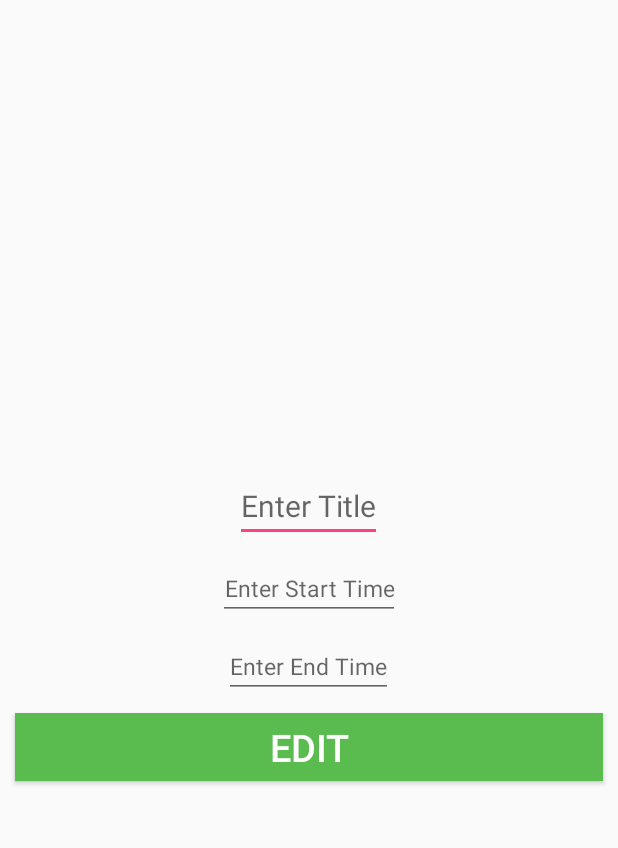
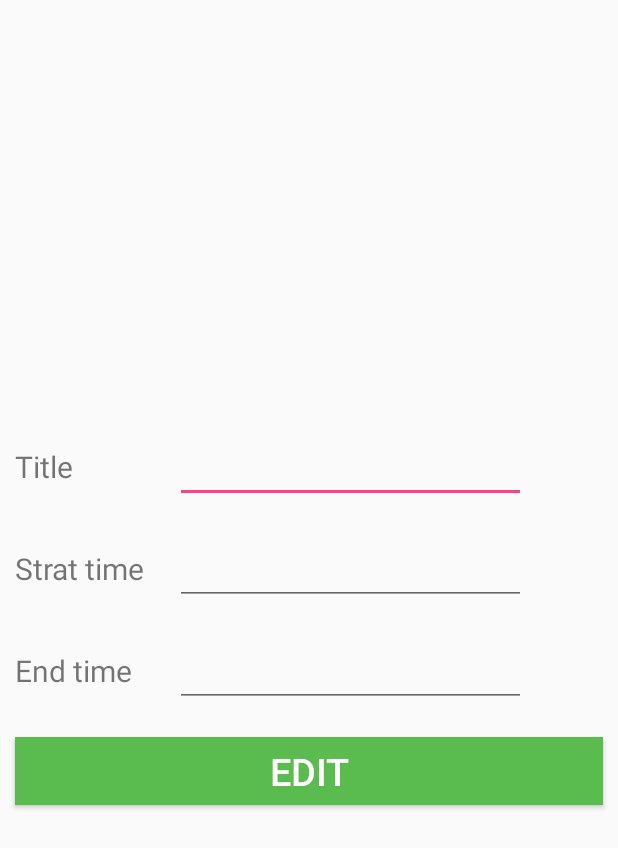
Before and after one commit to markzxx/Travlender, an Android app: the layout event.xml on its own in the app's theme, with its tools: preview values and no code run, on a phone screen of 412 x 824 dp. Shown: the top 848 px of the screen. Run offline under Robolectric (Android 15) with nearby library versions, the phone set to English and light mode, and no system bars.

Commit message:
ZXX 1027

```diff
--- a/app/src/main/AndroidManifest.xml
+++ b/app/src/main/AndroidManifest.xml
@@ -16,7 +16,9 @@
                 <category android:name="android.intent.category.LAUNCHER" />
             </intent-filter>
         </activity>
-        <activity android:name="cs309.travlender.ZSQ.EventActivity" />
+        <activity android:name="cs309.travlender.ZSQ.EventActivity"
+            android:theme="@android:style/Theme.Dialog" >
+        </activity>
         <activity android:name="cs309.travlender.ZXX.MainActivity">
             <intent-filter>
                 <action android:name="android.intent.action.MAIN" />
--- a/app/src/main/java/cs309/travlender/ZSQ/EventAdapter.java
+++ b/app/src/main/java/cs309/travlender/ZSQ/EventAdapter.java
@@ -48,10 +48,14 @@ public class EventAdapter extends BaseAdapter {
         TextView tvName= (TextView) view.findViewById(R.id.title);
         TextView tvStart= (TextView) view.findViewById(R.id.start);
         TextView tvEnd= (TextView) view.findViewById(R.id.end);
+        TextView tvId= (TextView) view.findViewById(R.id.id);
+        TextView tvAddTime= (TextView) view.findViewById(R.id.addtime);
 
         tvName.setText("Event Title  "+events.get(i).getTitle());
         tvStart.setText("Start Time  "+events.get(i).getStart());
         tvEnd.setText("End Time  "+events.get(i).getEnd());
+        tvId.setText("Id  "+events.get(i).getId());
+        tvAddTime.setText("Add Time  "+events.get(i).getAddtime());
         return view;
     }
 }
--- a/app/src/main/java/cs309/travlender/ZXX/EventManager.java
+++ b/app/src/main/java/cs309/travlender/ZXX/EventManager.java
@@ -46,8 +46,9 @@ public class EventManager implements EventManagerContract.Manager {
         this.event = event;
         SQLiteDatabase db = dbHelper.getWritableDatabase();
         ContentValues values=event.getValue();
+        String where = DatabaseContract.DBevent._ID+" = " + event.getId();
         String table_name = DatabaseContract.DBevent.TABLE_NAME;
-        db.update(table_name,values,null,null);
+        db.update(table_name,values,where,null);
         db.close();
     }
 
--- a/app/src/main/res/layout/event.xml
+++ b/app/src/main/res/layout/event.xml
@@ -1,39 +1,68 @@
 <?xml version="1.0" encoding="utf-8"?>
-<LinearLayout xmlns:android="http://schemas.android.com/apk/res/android"
+<TableLayout xmlns:android="http://schemas.android.com/apk/res/android"
     android:orientation="vertical"
     android:gravity="center"
     android:layout_width="match_parent"
     android:layout_height="match_parent">
+    <TableRow>
+    <TextView
+        android:id="@+id/title"
+        android:layout_width="match_parent"
+        android:layout_height="wrap_content"
+        android:layout_margin="10dp"
+        android:text="Title"
+        android:textSize="20sp" />
 
+        <EditText
+            android:id="@+id/event_name"
+            android:layout_width="234dp"
+            android:layout_height="wrap_content"
+            android:layout_margin="10dp"
+            android:layout_marginRight="@+id/title"
+            android:textColor="#5ABC4F"
+            android:textSize="20sp" />
+    </TableRow>
+    <TableRow>
+    <TextView
+        android:id="@+id/start"
+        android:text="Strat time"
+        android:textSize="20sp"
+        android:layout_margin="10dp"
+        android:layout_below="@+id/event_name"
+        android:layout_width="match_parent"
+        android:layout_height="wrap_content"/>
     <EditText
-        android:id="@+id/event_name"
-        android:hint="Enter Title"
-        android:gravity="center"
+        android:id="@+id/event_start"
+        android:layout_below="@+id/event_name"
         android:textSize="20sp"
         android:textColor="#5ABC4F"
-        android:layout_marginTop="20dp"
-        android:layout_width="wrap_content"
+        android:layout_marginRight="@+id/start"
+        android:layout_margin="10dp"
+        android:layout_width="match_parent"
         android:layout_height="wrap_content" />
-    <EditText
-        android:id="@+id/event_start"
-        android:hint="Enter Start Time"
-        android:gravity="center"
-        android:textSize="15sp"
-        android:textColor="#5ABC4F"
-        android:layout_marginTop="10dp"
-        android:layout_width="wrap_content"
-        android:layout_height="wrap_content" />
+    </TableRow>
+    <TableRow>
+    <TextView
+        android:id="@+id/end"
+        android:text="End time"
+        android:textSize="20sp"
+        android:layout_margin="10dp"
+        android:layout_below="@+id/event_start"
+        android:layout_width="match_parent"
+        android:layout_height="wrap_content"/>
     <EditText
         android:id="@+id/event_end"
-        android:hint="Enter End Time"
-        android:gravity="center"
-        android:textSize="15sp"
+        android:layout_below="@+id/event_start"
+        android:textSize="20sp"
         android:textColor="#5ABC4F"
-        android:layout_marginTop="10dp"
-        android:layout_width="wrap_content"
+        android:layout_marginRight="@+id/end"
+        android:layout_margin="10dp"
+        android:layout_width="match_parent"
         android:layout_height="wrap_content" />
+    </TableRow>
     <Button
         android:id="@+id/btn_change"
+        android:layout_below="@+id/event_end"
         android:text="Edit"
         android:textSize="25sp"
         android:textColor="#ffffff"
@@ -42,9 +71,9 @@
         android:background="#5ABC4F"
         android:layout_width="match_parent"
         android:layout_height="45dp" />
-
     <Button
         android:id="@+id/btn_add_event"
+        android:layout_below="@+id/event_end"
         android:text="Add"
         android:visibility="gone"
         android:textSize="25sp"
@@ -55,5 +84,4 @@
         android:layout_width="match_parent"
         android:layout_height="45dp" />
 
-
-</LinearLayout>
+</TableLayout>
--- a/build.gradle
+++ b/build.gradle
@@ -5,7 +5,7 @@ buildscript {
         jcenter()
     }
     dependencies {
-        classpath 'com.android.tools.build:gradle:2.3.3'
+        classpath 'com.android.tools.build:gradle:3.0.0'
 
         // NOTE: Do not place your application dependencies here; they belong
         // in the individual module build.gradle files
```
Also changed, not shown: app/src/main/java/cs309/travlender/ZSQ/Event.java (+35 -2 lines), app/src/main/java/cs309/travlender/ZSQ/EventActivity.java (+11 -1 lines), app/src/main/java/cs309/travlender/ZXX/MainActivity.java (+33 -7 lines), app/src/main/res/layout/activity_main_zxx.xml (+31 -15 lines), app/src/main/res/layout/list_item.xml (+25 -5 lines), gradle/wrapper/gradle-wrapper.properties.
